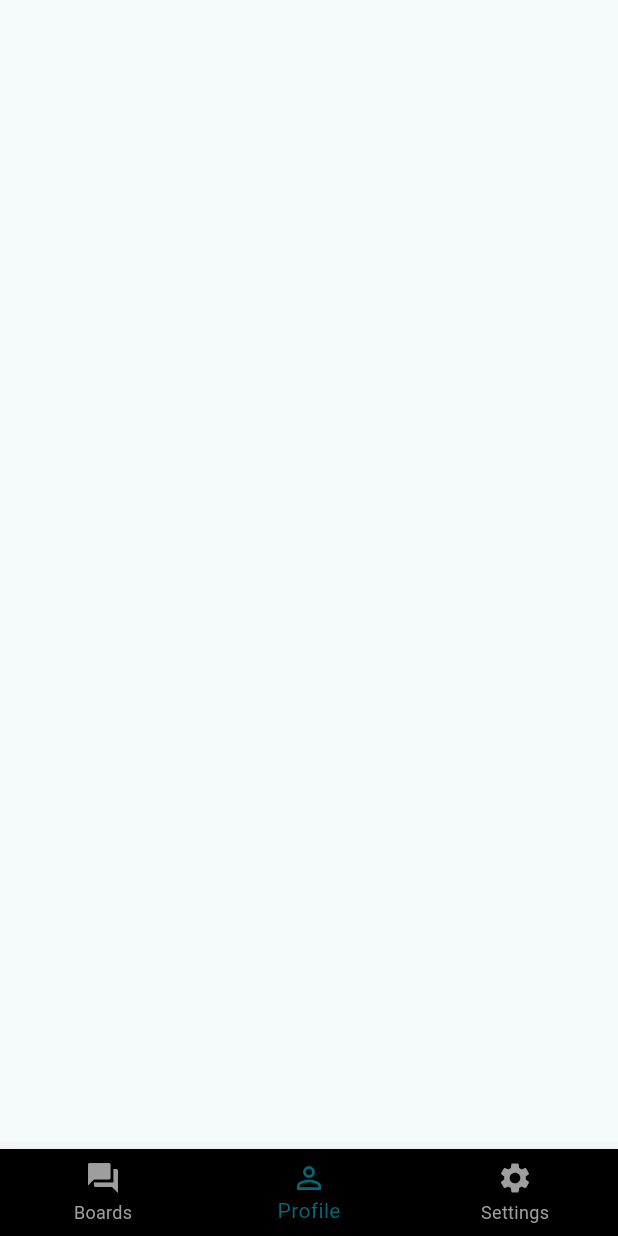
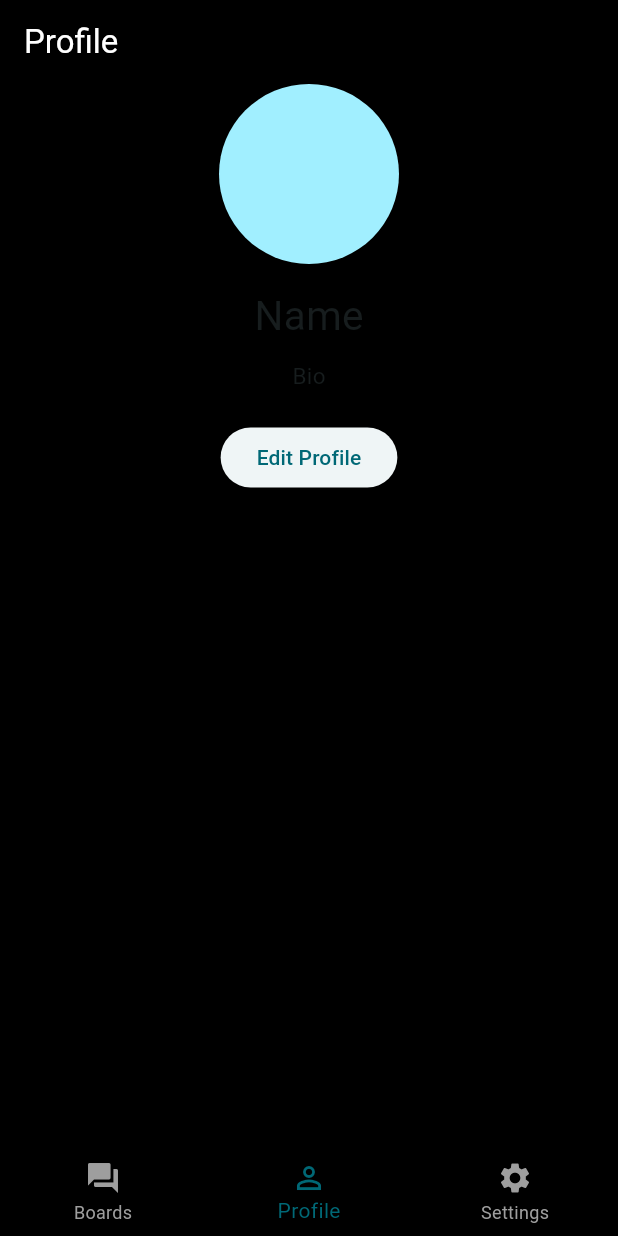
Before and after one commit to puneetkumarbajaj/Natter, a Flutter app: the screen it shows after launch, item 2 of the bottom bar chosen, on a phone screen of 412 x 824 dp. Run offline on Flutter 3.47's test engine with Material 2 defaults, Android fonts, the phone set to English and light mode, and no system bars.

Commit message:
modified:   ios/Flutter/Debug.xcconfig 	modified:   ios/Flutter/Release.xcconfig 	new file:   ios/Podfile 	modified:   lib/main.dart 	modified:   lib/pages/boards.dart 	new file:   lib/pages/editProfile.dart 	modified:   lib/pages/profile.dart 	modified:   lib/pages/settings.dart 	new file:   lib/pages/splash.dart 	modified:   macos/Flutter/Flutter-Debug.xcconfig 	modified:   macos/Flutter/Flutter-Release.xcconfig 	new file:   macos/Podfile 	modified:   pubspec.lock 	modified:   pubspec.yaml

```diff
--- a/lib/main.dart
+++ b/lib/main.dart
@@ -1,4 +1,5 @@
 import 'package:flutter/material.dart';
+import 'package:natter/pages/splash.dart';
 import 'package:natter/utilities/navBar.dart';
 
 void main() {
@@ -17,7 +18,7 @@ class MyApp extends StatelessWidget {
         colorScheme: ColorScheme.fromSeed(seedColor: Colors.cyan),
         useMaterial3: true,
       ),
-      home: const MyHomePage(),
+      home: Splash(),
     );
   }
 }
@@ -31,6 +32,6 @@ class MyHomePage extends StatefulWidget {
 class _MyHomePageState extends State<MyHomePage> {
   @override
   Widget build(BuildContext context) {
-    return NavBar();
+    return Splash();
   }
 }
--- /dev/null
+++ b/lib/pages/editProfile.dart
@@ -0,0 +1,15 @@
+import 'package:flutter/material.dart';
+
+class name extends StatefulWidget {
+  const name({super.key});
+
+  @override
+  State<name> createState() => _nameState();
+}
+
+class _nameState extends State<name> {
+  @override
+  Widget build(BuildContext context) {
+    return Container();
+  }
+}
--- a/lib/pages/profile.dart
+++ b/lib/pages/profile.dart
@@ -9,6 +9,28 @@ class Profile extends StatefulWidget {
 class _ProfileState extends State<Profile> {
   @override
   Widget build(BuildContext context) {
-    return Scaffold();
+    return Scaffold(
+      backgroundColor: Colors.black,
+      appBar: AppBar(
+        title: const Text("Profile", style: TextStyle(color: Colors.white)),
+        backgroundColor: Colors.black,
+      ),
+      body: Column(
+        children: [
+          CircleAvatar(minRadius: 60),
+          const SizedBox(height: 15,),
+          Text("Name", style: TextStyle(fontSize: 27),),
+          const SizedBox(height: 10,),
+          Text("Bio" , style: TextStyle(fontSize: 15),),
+          const SizedBox(height: 20,),
+          Row(
+            mainAxisAlignment: MainAxisAlignment.center,
+            children: [
+              ElevatedButton(onPressed: ()=>{}, child: Text("Edit Profile")),
+            ],
+          )
+        ]
+        ),
+    );
   }
 }
--- a/pubspec.yaml
+++ b/pubspec.yaml
@@ -35,6 +35,7 @@ dependencies:
   # The following adds the Cupertino Icons font to your application.
   # Use with the CupertinoIcons class for iOS style icons.
   cupertino_icons: ^1.0.2
+  flutter_splash_screen: ^2.0.1+1
 
 dev_dependencies:
   flutter_test:
```
Also changed, not shown: lib/pages/boards.dart (+8 -1 lines), lib/pages/settings.dart (+8 -1 lines), lib/pages/splash.dart (added, +35 -0 lines), pubspec.lock, 6 other files.
